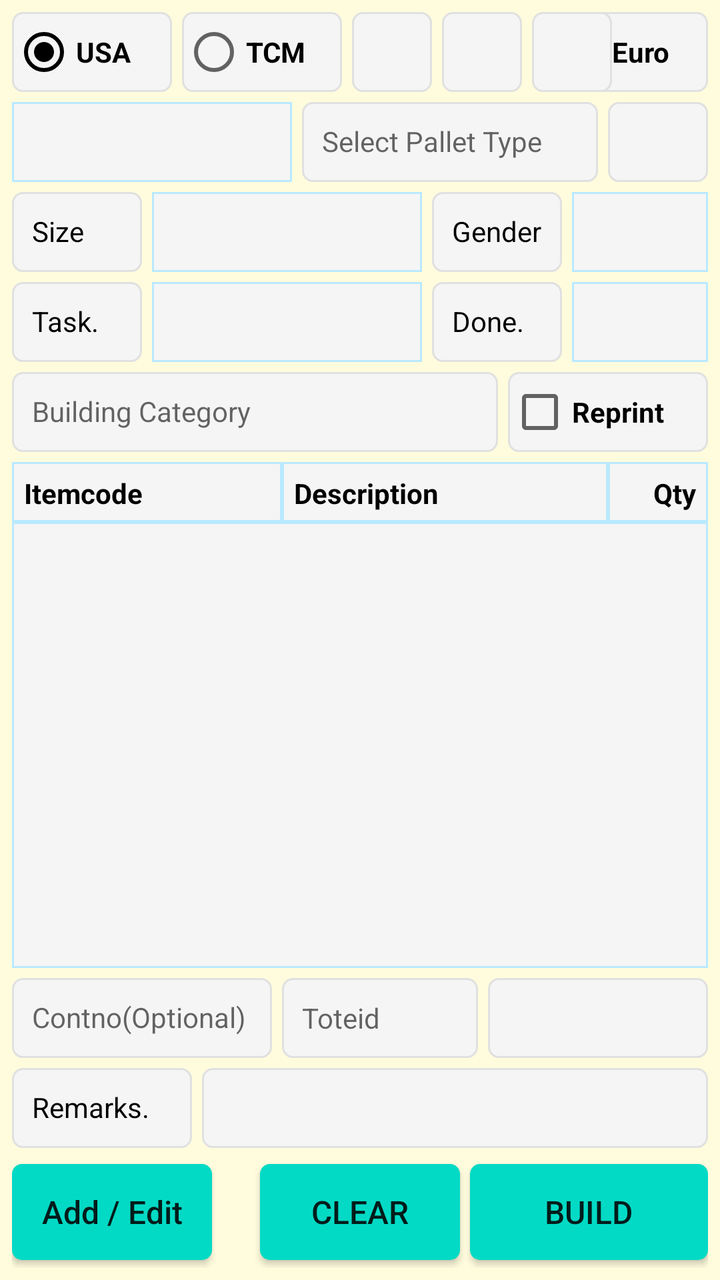
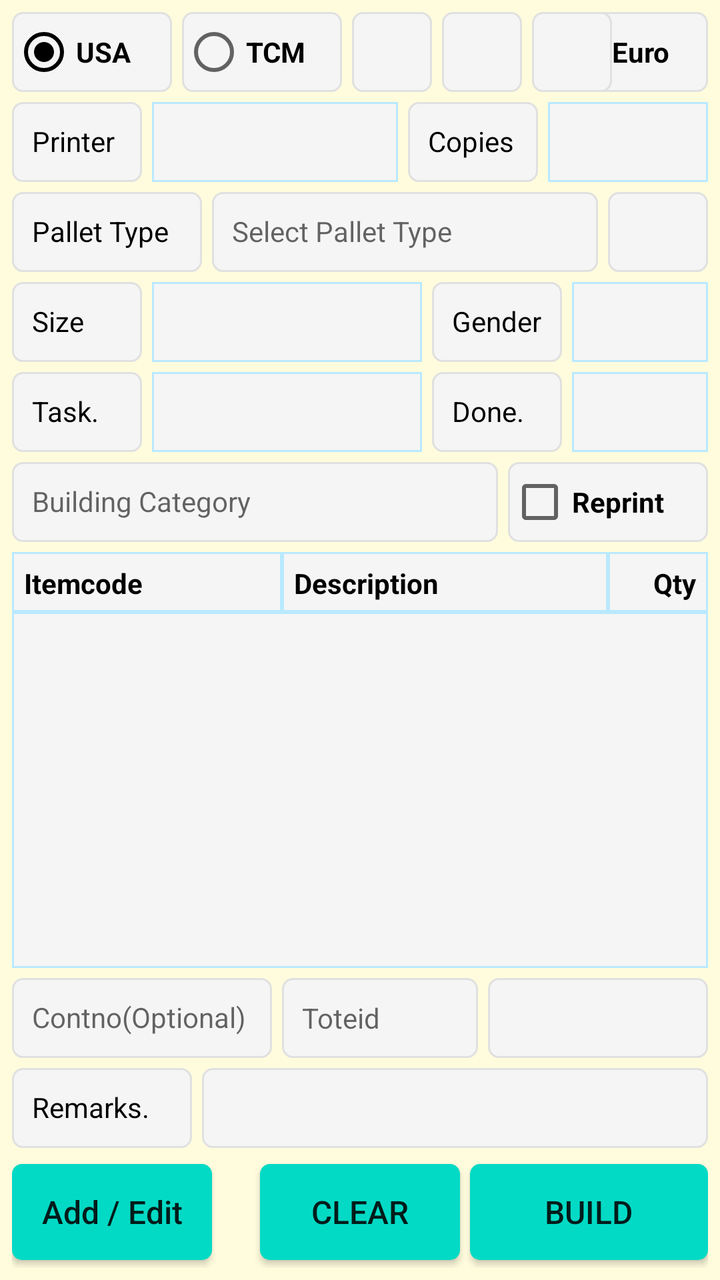

Before-and-after screenshots of an Android layout around one commit, followed by the original layout XML and the change that was made.
<!-- AndroidManifest.xml: application theme AppTheme -->
<!-- res/layout/fragment_usa_box_building.xml -->
<?xml version="1.0" encoding="utf-8"?>
<FrameLayout xmlns:android="http://schemas.android.com/apk/res/android"
    xmlns:app="http://schemas.android.com/apk/res-auto"
    xmlns:tools="http://schemas.android.com/tools"
    android:layout_width="match_parent"
    android:layout_height="match_parent"
    android:background="@color/backColor"
    tools:context=".ui.usaboxbuilding.UsaBoxBuildingFragment">

    <androidx.constraintlayout.widget.ConstraintLayout
        android:layout_width="match_parent"
        android:layout_height="match_parent"
        android:padding="6dp">

        <RadioGroup
            android:id="@+id/rg_pallet_building_category"
            android:layout_width="0dp"
            android:layout_height="40dp"
            android:orientation="horizontal"
            app:layout_constraintStart_toStartOf="parent"
            app:layout_constraintTop_toTopOf="parent">

            <RadioButton
                android:id="@+id/rb_usa_box_usa_category"
                android:layout_width="80dp"
                android:layout_height="40dp"
                android:background="@drawable/et_custom"
                android:checked="true"
                android:text="USA"
                android:textStyle="bold"
                app:layout_constraintStart_toEndOf="@+id/TextView16"
                app:layout_constraintTop_toTopOf="@+id/TextView16"
                tools:ignore="TouchTargetSizeCheck" />

            <RadioButton
                android:id="@+id/rb_usa_box_tcm_category"
                android:layout_width="80dp"
                android:layout_height="40dp"
                android:layout_marginLeft="5dp"
                android:background="@drawable/et_custom"
                android:text="TCM"
                android:textStyle="bold"
                app:layout_constraintStart_toEndOf="@+id/rb_usa_box_usa_category"
                app:layout_constraintTop_toTopOf="@+id/TextView16"
                tools:ignore="TouchTargetSizeCheck" />
        </RadioGroup>

        <TextView
            android:id="@+id/tv_usa_box_boxprefix"
            android:layout_width="40dp"
            android:layout_height="40dp"
            android:layout_marginLeft="5dp"
            android:background="@drawable/et_custom"
            android:gravity="center"
            android:hint=""
            android:textStyle="bold"
            android:padding="10dp"
            android:text=""
            android:textColor="@color/coloBlack"
            android:textSize="14sp"
            app:layout_constraintStart_toEndOf="@+id/rg_pallet_building_category"
            app:layout_constraintTop_toTopOf="@+id/rg_pallet_building_category" />

        <Spinner
            android:id="@+id/sp_usa_box_printer"
            android:layout_width="140dp"
            android:layout_height="40dp"
            android:layout_marginTop="5dp"
            android:background="@drawable/et_custom_total"
            android:gravity="center"
            android:hint=""
            android:padding="8dp"
            android:textSize="14sp"
            app:layout_constraintStart_toStartOf="parent"
            app:layout_constraintTop_toBottomOf="@+id/rg_pallet_building_category" />

        <CheckBox
            android:id="@+id/ch_usa_box_euro"
            android:layout_width="80dp"
            android:layout_height="40dp"
            android:background="@drawable/et_custom"
            android:text="Euro"
            android:textStyle="bold"
            app:layout_constraintEnd_toEndOf="parent"
            app:layout_constraintTop_toTopOf="parent" />

        <CheckBox
            android:id="@+id/ch_usa_box_reprint"
            android:layout_width="100dp"
            android:layout_height="40dp"
            android:background="@drawable/et_custom"
            android:text="Reprint"
            android:textStyle="bold"
            app:layout_constraintEnd_toEndOf="parent"
            app:layout_constraintTop_toTopOf="@+id/tv_usa_box_building_category" />

        <TextView
            android:id="@+id/tv_usa_box_pallettype_select"
            android:layout_width="0dp"
            android:layout_height="40dp"
            android:layout_marginLeft="5dp"
            android:layout_marginRight="5dp"
            android:background="@drawable/et_custom"
            android:gravity="left"
            android:hint="Select Pallet Type"
            android:padding="10dp"
            android:textColor="@color/coloBlack"
            android:textSize="14dp"
            app:layout_constraintEnd_toStartOf="@+id/tv_usa_box_pallettype"
            app:layout_constraintStart_toEndOf="@+id/sp_usa_box_printer"
            app:layout_constraintTop_toTopOf="@+id/sp_usa_box_printer" />

        <TextView
            android:id="@+id/tv_usa_box_pallettype"
            android:layout_width="50dp"
            android:layout_height="40dp"
            android:background="@drawable/et_custom"
            android:gravity="center"
            android:hint=""
            android:padding="10dp"
            android:text=""
            android:textColor="@color/coloBlack"
            android:textSize="14sp"
            app:layout_constraintEnd_toEndOf="parent"
            app:layout_constraintTop_toTopOf="@+id/sp_usa_box_printer" />

        <TextView
            android:id="@+id/tv_usa_box_pallettype_allowmix"
            android:layout_width="40dp"
            android:layout_height="40dp"
            android:layout_marginLeft="5dp"
            android:background="@drawable/et_custom"
            android:gravity="center"
            android:hint=""
            android:padding="10dp"
            android:text=""
            android:textColor="@color/coloBlack"
            android:textSize="14sp"
            app:layout_constraintStart_toEndOf="@+id/tv_usa_box_boxprefix"
            app:layout_constraintTop_toTopOf="@+id/rg_pallet_building_category" />

        <TextView
            android:id="@+id/tv_usa_box_pallettype_build_sec"
            android:layout_width="40dp"
            android:layout_height="40dp"
            android:layout_marginLeft="5dp"
            android:background="@drawable/et_custom"
            android:gravity="center"
            android:hint=""
            android:padding="10dp"
            android:text=""
            android:textColor="@color/coloBlack"
            android:textSize="14sp"
            app:layout_constraintStart_toEndOf="@+id/tv_usa_box_pallettype_allowmix"
            app:layout_constraintTop_toTopOf="@+id/rg_pallet_building_category" />

        <TextView
            android:id="@+id/textView3"
            android:layout_width="65dp"
            android:layout_height="40dp"
            android:layout_marginTop="5dp"
            android:background="@drawable/et_custom"
            android:gravity="left"
            android:hint=""
            android:padding="10dp"
            android:text="Size"
            android:textColor="@color/coloBlack"
            android:textSize="14sp"
            app:layout_constraintStart_toStartOf="parent"
            app:layout_constraintTop_toBottomOf="@+id/sp_usa_box_printer" />

        <TextView
            android:id="@+id/textView15"
            android:layout_width="65dp"
            android:layout_height="40dp"
            android:layout_marginLeft="5dp"
            android:background="@drawable/et_custom"
            android:gravity="left"
            android:hint=""
            android:padding="10dp"
            android:text="Gender"
            android:textColor="@color/coloBlack"
            android:textSize="14sp"
            app:layout_constraintStart_toEndOf="@+id/sp_usa_box_size"
            app:layout_constraintTop_toTopOf="@+id/textView3" />

        <Spinner
            android:id="@+id/sp_usa_box_size"
            android:layout_width="135dp"
            android:layout_height="40dp"
            android:layout_marginLeft="5dp"
            android:background="@drawable/et_custom_total"
            android:gravity="center"
            android:hint=""
            android:padding="8dp"
            android:textSize="12sp"
            app:layout_constraintStart_toEndOf="@+id/textView3"
            app:layout_constraintTop_toTopOf="@+id/textView3"
            tools:ignore="TouchTargetSizeCheck" />

        <Spinner
            android:id="@+id/sp_usa_box_gender"
            android:layout_width="0dp"
            android:layout_height="40dp"
            android:layout_marginLeft="5dp"
            android:background="@drawable/et_custom_total"
            android:gravity="center"
            android:hint=""
            android:padding="8dp"
            android:textSize="12sp"
            app:layout_constraintEnd_toEndOf="parent"
            app:layout_constraintStart_toEndOf="@+id/textView15"
            app:layout_constraintTop_toTopOf="@+id/textView3" />

        <Spinner
            android:id="@+id/sp_usa_box_task"
            android:layout_width="135dp"
            android:layout_height="40dp"
            android:layout_marginLeft="5dp"
            android:background="@drawable/et_custom_total"
            android:gravity="center"
            android:hint=""
            android:padding="8dp"
            android:textSize="12sp"
            app:layout_constraintStart_toEndOf="@+id/textView10"
            app:layout_constraintTop_toTopOf="@+id/textView10" />

        <Spinner
            android:id="@+id/sp_usa_box_done"
            android:layout_width="0dp"
            android:layout_height="40dp"
            android:layout_marginLeft="5dp"
            android:background="@drawable/et_custom_total"
            android:gravity="center"
            android:hint=""
            android:padding="8dp"
            android:textSize="12sp"
            app:layout_constraintEnd_toEndOf="parent"
            app:layout_constraintStart_toEndOf="@+id/textView16"
            app:layout_constraintTop_toTopOf="@+id/textView10" />

        <TextView
            android:id="@+id/tv_usa_box_building_category"
            android:layout_width="0dp"
            android:layout_height="40dp"
            android:layout_marginTop="5dp"
            android:layout_marginRight="5dp"
            android:background="@drawable/et_custom"
            android:hint="Building Category"
            android:padding="10dp"
            android:text=""
            android:textColor="@color/coloBlack"
            android:textSize="14sp"
            app:layout_constraintEnd_toStartOf="@+id/ch_usa_box_reprint"
            app:layout_constraintStart_toStartOf="parent"
            app:layout_constraintTop_toBottomOf="@+id/textView10" />

        <TextView
            android:id="@+id/TextView12"
            android:layout_width="135dp"
            android:layout_height="30dp"
            android:layout_marginTop="5dp"
            android:background="@drawable/et_custom_total"
            android:gravity="left"
            android:hint=""
            android:padding="6dp"
            android:text="Itemcode"
            android:textColor="@color/coloBlack"
            android:textSize="14dp"
            android:textStyle="bold"
            app:layout_constraintStart_toStartOf="parent"
            app:layout_constraintTop_toBottomOf="@+id/tv_usa_box_building_category" />

        <TextView
            android:id="@+id/TextView13"
            android:layout_width="0dp"
            android:layout_height="30dp"
            android:background="@drawable/et_custom_total"
            android:gravity="left"
            android:hint=""
            android:padding="6dp"
            android:text="Description"
            android:textColor="@color/coloBlack"
            android:textSize="14dp"
            android:textStyle="bold"
            app:layout_constraintEnd_toStartOf="@+id/TextView14"
            app:layout_constraintStart_toEndOf="@+id/TextView12"
            app:layout_constraintTop_toTopOf="@+id/TextView12" />

        <TextView
            android:id="@+id/TextView14"
            android:layout_width="50dp"
            android:layout_height="30dp"
            android:background="@drawable/et_custom_total"
            android:gravity="right"
            android:hint=""
            android:padding="6dp"
            android:text="Qty"
            android:textColor="@color/coloBlack"
            android:textSize="14dp"
            android:textStyle="bold"
            app:layout_constraintEnd_toEndOf="parent"
            app:layout_constraintTop_toTopOf="@+id/TextView12" />

        <ListView
            android:id="@+id/lv_usa_box_details"
            android:layout_width="0dp"
            android:layout_height="0dp"
            android:layout_marginBottom="5dp"
            android:background="@drawable/et_custom_total"
            app:layout_constraintBottom_toTopOf="@+id/et_usa_contno"
            app:layout_constraintEnd_toEndOf="parent"
            app:layout_constraintHorizontal_bias="1.0"
            app:layout_constraintStart_toStartOf="parent"
            app:layout_constraintTop_toBottomOf="@+id/TextView12" />

        <TextView
            android:id="@+id/textView10"
            android:layout_width="65dp"
            android:layout_height="40dp"
            android:layout_marginTop="5dp"
            android:background="@drawable/et_custom"
            android:gravity="left"
            android:hint=""
            android:padding="10dp"
            android:text="Task."
            android:textColor="@color/coloBlack"
            android:textSize="14sp"
            app:layout_constraintStart_toStartOf="parent"
            app:layout_constraintTop_toBottomOf="@+id/textView3" />

        <EditText
            android:id="@+id/et_usa_contno"
            android:layout_width="130dp"
            android:layout_height="40dp"
            android:layout_marginBottom="5dp"
            android:background="@drawable/et_custom"
            android:gravity="left"
            android:hint="Contno(Optional)"
            android:padding="10dp"
            android:text=""
            android:textColor="@color/coloBlack"
            android:textSize="14sp"
            app:layout_constraintBottom_toTopOf="@+id/TextView10"
            app:layout_constraintStart_toStartOf="parent" />

        <EditText
            android:id="@+id/et_usa_box_toteid"
            android:layout_width="0dp"
            android:layout_height="40dp"
            android:layout_marginLeft="5dp"
            android:layout_marginRight="5dp"
            android:background="@drawable/et_custom"
            android:inputType="text"
            android:padding="10dp"
            android:hint="Toteid"
            android:textColor="@color/coloBlack"
            android:textSize="14dp"
            app:layout_constraintEnd_toStartOf="@+id/tv_usa_box_last_box"
            app:layout_constraintStart_toEndOf="@+id/et_usa_contno"
            app:layout_constraintTop_toTopOf="@+id/et_usa_contno" />

        <TextView
            android:id="@+id/tv_usa_box_last_box"
            android:layout_width="110dp"
            android:layout_height="40dp"
            android:background="@drawable/et_custom"
            android:gravity="left"
            android:hint=""
            android:padding="10dp"
            android:text=""
            android:textColor="@color/coloBlack"
            android:textSize="14sp"
            app:layout_constraintEnd_toEndOf="parent"
            app:layout_constraintTop_toTopOf="@+id/et_usa_contno" />

        <TextView
            android:id="@+id/textView16"
            android:layout_width="65dp"
            android:layout_height="40dp"
            android:layout_marginLeft="5dp"
            android:background="@drawable/et_custom"
            android:gravity="left"
            android:hint=""
            android:padding="10dp"
            android:text="Done."
            android:textColor="@color/coloBlack"
            android:textSize="14sp"
            app:layout_constraintStart_toEndOf="@+id/sp_usa_box_task"
            app:layout_constraintTop_toTopOf="@+id/textView10" />

        <TextView
            android:id="@+id/TextView10"
            android:layout_width="90dp"
            android:layout_height="40dp"
            android:layout_marginBottom="8dp"
            android:background="@drawable/et_custom"
            android:gravity="left"
            android:hint=""
            android:padding="10dp"
            android:text="Remarks."
            android:textColor="@color/coloBlack"
            android:textSize="14dp"
            app:layout_constraintBottom_toTopOf="@+id/bt_usa_box_add_items"
            app:layout_constraintStart_toStartOf="parent" />

        <EditText
            android:id="@+id/et_usa_box_remarks"
            android:layout_width="0dp"
            android:layout_height="40dp"
            android:layout_marginLeft="5dp"
            android:background="@drawable/et_custom"
            android:inputType="text"
            android:padding="10dp"
            android:textColor="@color/coloBlack"
            android:textSize="14dp"
            app:layout_constraintEnd_toEndOf="parent"
            app:layout_constraintStart_toEndOf="@+id/TextView10"
            app:layout_constraintTop_toTopOf="@+id/TextView10"
            tools:ignore="SpeakableTextPresentCheck,TouchTargetSizeCheck" />

        <Button
            android:id="@+id/bt_usa_box_clear"
            android:layout_width="100dp"
            android:layout_height="wrap_content"
            android:layout_marginStart="24dp"
            android:layout_marginLeft="24dp"
            android:layout_marginBottom="4dp"
            android:background="@drawable/btn_custom1"
            android:text="CLEAR"
            android:textAllCaps="false"
            android:textSize="16sp"
            app:layout_constraintBottom_toBottomOf="parent"
            app:layout_constraintStart_toEndOf="@+id/bt_usa_box_add_items" />

        <Button
            android:id="@+id/bt_usa_box_add_items"
            android:layout_width="100dp"
            android:layout_height="wrap_content"
            android:layout_marginBottom="4dp"
            android:background="@drawable/btn_custom1"
            android:text="Add / Edit"
            android:textAllCaps="false"
            android:textSize="16sp"
            app:layout_constraintBottom_toBottomOf="parent"
            app:layout_constraintStart_toStartOf="parent" />

        <Button
            android:id="@+id/bt_usa_box_save"
            android:layout_width="0dp"
            android:layout_height="wrap_content"
            android:layout_marginLeft="5dp"
            android:layout_marginBottom="4dp"
            android:background="@drawable/btn_custom1"
            android:text="BUILD"
            android:textAllCaps="false"
            android:textSize="16sp"
            app:layout_constraintBottom_toBottomOf="parent"
            app:layout_constraintEnd_toEndOf="parent"
            app:layout_constraintStart_toEndOf="@+id/bt_usa_box_clear" />

    </androidx.constraintlayout.widget.ConstraintLayout>


</FrameLayout>
<!-- resources referenced by this layout -->
<resources>
  <color name="backColor">#FFFCDE</color>
  <color name="coloBlack">#000000</color>
  <!-- drawable btn_custom1 (drawable) -->
  <?xml version="1.0" encoding="utf-8"?>
  <shape xmlns:android="http://schemas.android.com/apk/res/android"
      android:padding="10dp"
      android:shape="rectangle" >
  
      <solid android:color="@color/colorBtn" />
  
      <corners
          android:bottomLeftRadius="5dp"
          android:bottomRightRadius="5dp"
          android:topLeftRadius="5dp"
          android:topRightRadius="5dp" />
  
  </shape>
  <!-- drawable et_custom (drawable) -->
  <?xml version="1.0" encoding="utf-8"?>
  <shape xmlns:android="http://schemas.android.com/apk/res/android"
      android:padding="10dp"
      android:shape="rectangle" >
  
      <solid android:color="#f5f5f5" />
  
      <stroke
          android:width="1dp"
          android:color="#e0e0e0" />
  
      <corners
          android:bottomLeftRadius="5dp"
          android:bottomRightRadius="5dp"
          android:topLeftRadius="5dp"
          android:topRightRadius="5dp" />
  
  </shape>
  <!-- drawable et_custom_total (drawable) -->
  <?xml version="1.0" encoding="utf-8"?>
  <shape xmlns:android="http://schemas.android.com/apk/res/android"
      android:padding="10dp"
      android:shape="rectangle" >
  
      <solid android:color="#f5f5f5" />
  
      <stroke
          android:width="1dp"
          android:color="#B9E9FF" />
  
      <corners
          android:bottomLeftRadius="0dp"
          android:bottomRightRadius="0dp"
          android:topLeftRadius="0dp"
          android:topRightRadius="0dp" />
  
  </shape>
  <style name="AppTheme" parent="Theme.AppCompat.Light.NoActionBar">
          
          <item name="colorPrimary">@color/colorPrimary</item>
          <item name="colorPrimaryDark">@color/colorPrimaryDark</item>
          <item name="colorAccent">@color/colorAccent</item>
      </style>
  <color name="colorBtn">#03DAC5</color>
  <color name="colorPrimary">#ffb200</color>
  <color name="colorPrimaryDark">#ffb200</color>
  <color name="colorAccent">#000000</color>
</resources>

<!-- the commit's change to res/layout/fragment_usa_box_building.xml (unified diff, before → after) -->
@@ -61,18 +61,62 @@
             app:layout_constraintStart_toEndOf="@+id/rg_pallet_building_category"
             app:layout_constraintTop_toTopOf="@+id/rg_pallet_building_category" />
 
+        <TextView
+            android:id="@+id/textView11"
+            android:layout_width="65dp"
+            android:layout_height="40dp"
+            android:layout_marginTop="5dp"
+            android:background="@drawable/et_custom"
+            android:gravity="left"
+            android:hint=""
+            android:padding="10dp"
+            android:text="Printer"
+            android:textColor="@color/coloBlack"
+            android:textSize="14sp"
+            app:layout_constraintStart_toStartOf="parent"
+            app:layout_constraintTop_toBottomOf="@+id/rg_pallet_building_category" />
+
         <Spinner
             android:id="@+id/sp_usa_box_printer"
-            android:layout_width="140dp"
-            android:layout_height="40dp"
-            android:layout_marginTop="5dp"
+            android:layout_width="0dp"
+            android:layout_height="40dp"
+            android:layout_marginLeft="5dp"
+            android:layout_marginRight="5dp"
             android:background="@drawable/et_custom_total"
             android:gravity="center"
             android:hint=""
             android:padding="8dp"
             android:textSize="14sp"
-            app:layout_constraintStart_toStartOf="parent"
-            app:layout_constraintTop_toBottomOf="@+id/rg_pallet_building_category" />
+            app:layout_constraintEnd_toStartOf="@+id/textView18"
+            app:layout_constraintStart_toEndOf="@+id/textView11"
+            app:layout_constraintTop_toTopOf="@+id/textView11" />
+
+        <TextView
+            android:id="@+id/textView18"
+            android:layout_width="65dp"
+            android:layout_height="40dp"
+            android:layout_marginRight="5dp"
+            android:background="@drawable/et_custom"
+            android:gravity="left"
+            android:hint=""
+            android:padding="10dp"
+            android:text="Copies"
+            android:textColor="@color/coloBlack"
+            android:textSize="14sp"
+            app:layout_constraintEnd_toStartOf="@+id/sp_usa_box_printer_copies"
+            app:layout_constraintTop_toTopOf="@+id/textView11" />
+
+        <Spinner
+            android:id="@+id/sp_usa_box_printer_copies"
+            android:layout_width="80dp"
+            android:layout_height="40dp"
+            android:background="@drawable/et_custom_total"
+            android:gravity="center"
+            android:hint=""
+            android:padding="8dp"
+            android:textSize="14sp"
+            app:layout_constraintEnd_toEndOf="parent"
+            app:layout_constraintTop_toTopOf="@+id/textView11" />
 
         <CheckBox
             android:id="@+id/ch_usa_box_euro"
@@ -95,10 +139,26 @@
             app:layout_constraintTop_toTopOf="@+id/tv_usa_box_building_category" />
 
         <TextView
+            android:id="@+id/textView19"
+            android:layout_width="95dp"
+            android:layout_height="40dp"
+            android:layout_marginTop="5dp"
+            android:background="@drawable/et_custom"
+            android:gravity="left"
+            android:hint=""
+            android:padding="10dp"
+            android:text="Pallet Type"
+            android:textColor="@color/coloBlack"
+            android:textSize="14sp"
+            app:layout_constraintStart_toStartOf="parent"
+            app:layout_constraintTop_toBottomOf="@+id/textView11" />
+
+        <TextView
             android:id="@+id/tv_usa_box_pallettype_select"
             android:layout_width="0dp"
             android:layout_height="40dp"
             android:layout_marginLeft="5dp"
+            android:layout_marginTop="5dp"
             android:layout_marginRight="5dp"
             android:background="@drawable/et_custom"
             android:gravity="left"
@@ -107,8 +167,8 @@
             android:textColor="@color/coloBlack"
             android:textSize="14dp"
             app:layout_constraintEnd_toStartOf="@+id/tv_usa_box_pallettype"
-            app:layout_constraintStart_toEndOf="@+id/sp_usa_box_printer"
-            app:layout_constraintTop_toTopOf="@+id/sp_usa_box_printer" />
+            app:layout_constraintStart_toEndOf="@+id/textView19"
+            app:layout_constraintTop_toBottomOf="@+id/textView11" />
 
         <TextView
             android:id="@+id/tv_usa_box_pallettype"
@@ -122,7 +182,7 @@
             android:textColor="@color/coloBlack"
             android:textSize="14sp"
             app:layout_constraintEnd_toEndOf="parent"
-            app:layout_constraintTop_toTopOf="@+id/sp_usa_box_printer" />
+            app:layout_constraintTop_toTopOf="@+id/tv_usa_box_pallettype_select" />
 
         <TextView
             android:id="@+id/tv_usa_box_pallettype_allowmix"
@@ -167,7 +227,7 @@
             android:textColor="@color/coloBlack"
             android:textSize="14sp"
             app:layout_constraintStart_toStartOf="parent"
-            app:layout_constraintTop_toBottomOf="@+id/sp_usa_box_printer" />
+            app:layout_constraintTop_toBottomOf="@+id/textView19" />
 
         <TextView
             android:id="@+id/textView15"
